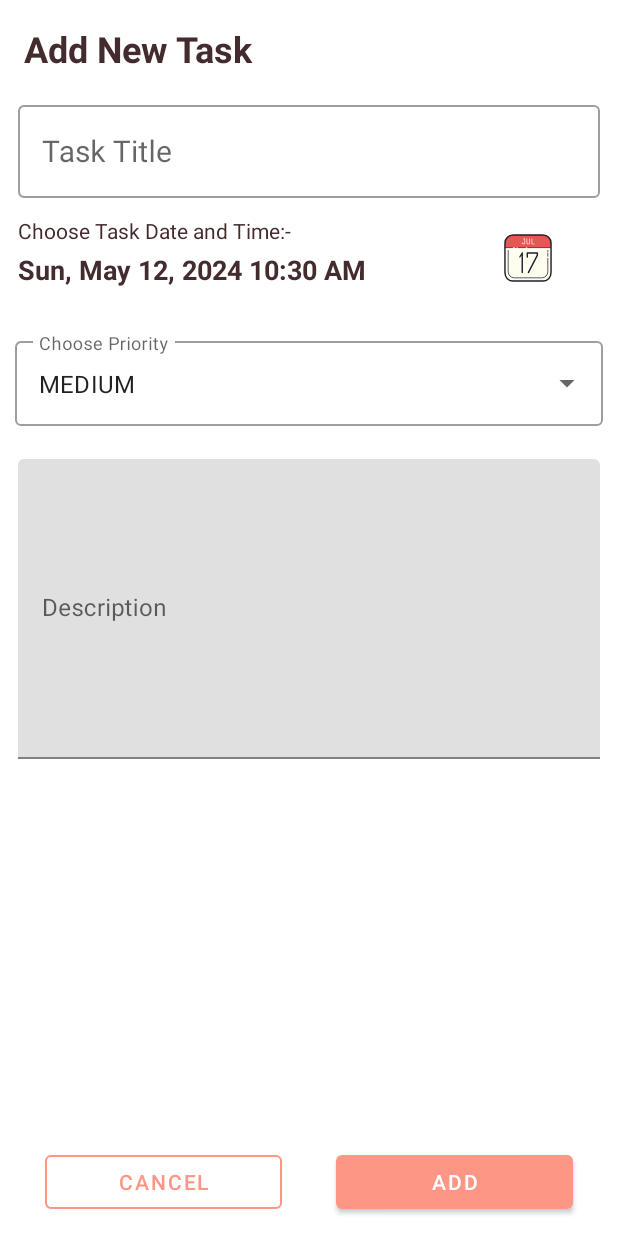
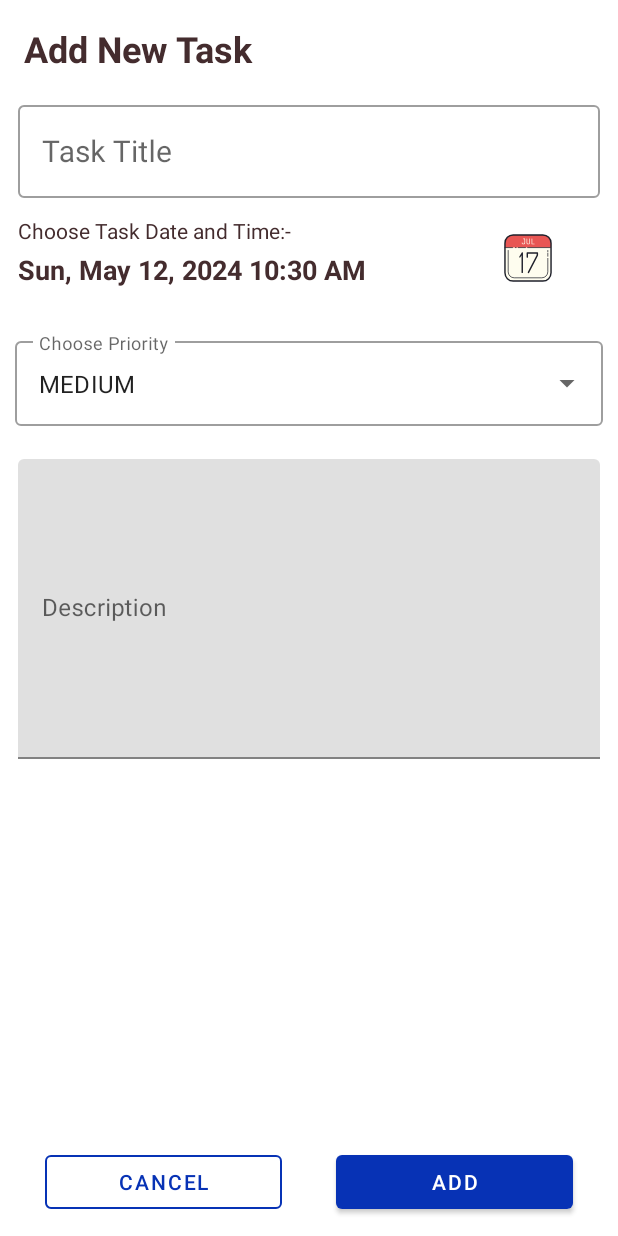
Before and after one commit to it22285560/MADLabExam04, an Android app: the AddTasksFragment screen opened through its navigation route, on a phone screen of 412 x 824 dp. Run offline under Robolectric (Android 15) with nearby library versions, the phone set to English and light mode, and no system bars; our stand-ins replace Room's generated code.

Commit message:
project added to github

```diff
--- a/app/src/main/res/values/colors.xml
+++ b/app/src/main/res/values/colors.xml
@@ -8,8 +8,8 @@
     <color name="black">#FF000000</color>
     <color name="white">#FFFFFFFF</color>
 
-    <color name="vivid_pink">#FE9686</color>
-    <color name="vivid_pink_secondary">#FE8472</color>
+    <color name="vivid_pink">#0732B5</color>
+    <color name="vivid_pink_secondary">#6AB3D5</color>
     <color name="burgundy">#442C2E</color>
     <color name="frontbg">#555577</color>
 
```
